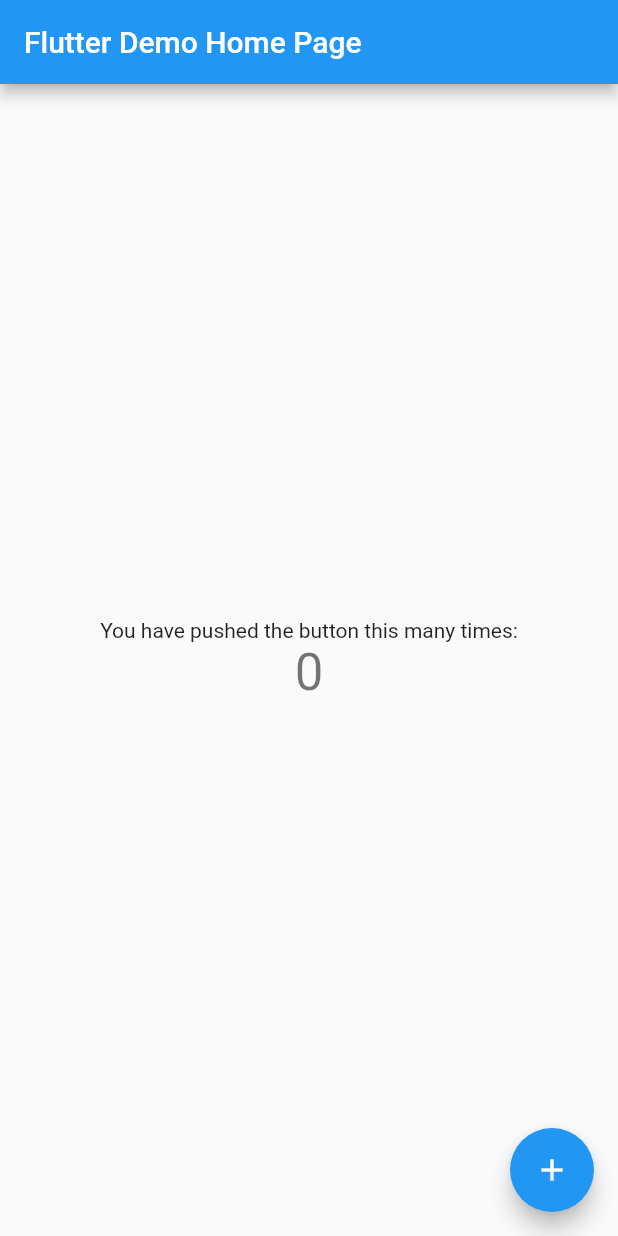
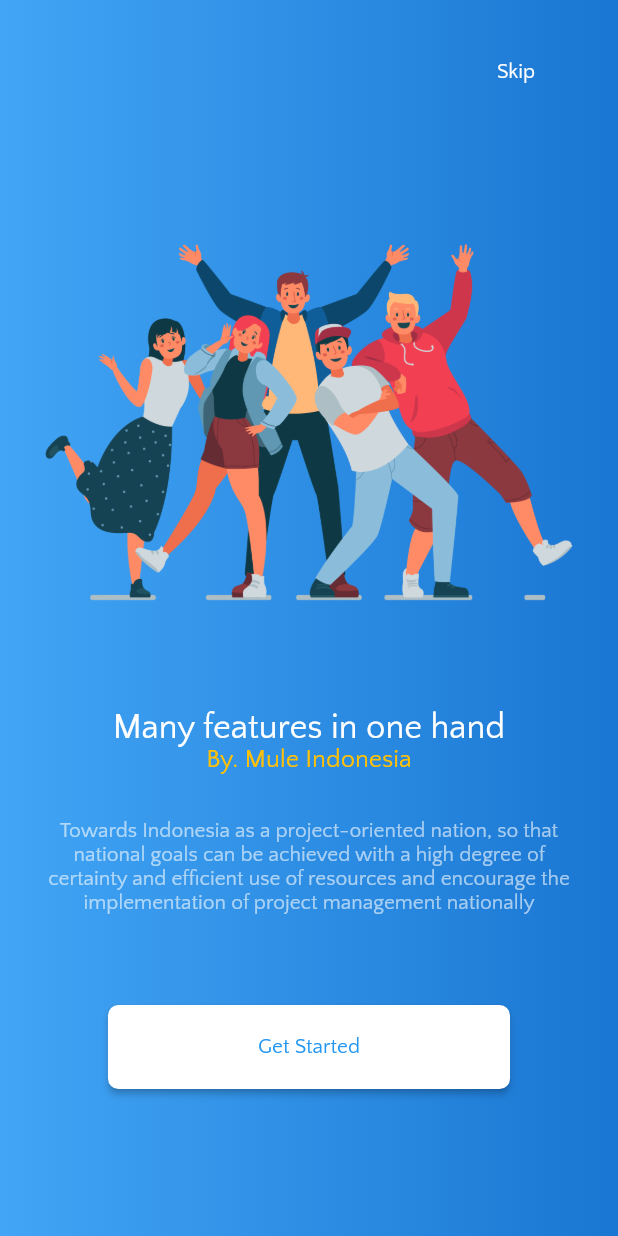
Before and after one commit to mahendra022/application_absen, a Flutter app: the screen it shows after launch, on a phone screen of 412 x 824 dp. Run offline on Flutter 3.47's test engine with Material 2 defaults, Android fonts, the light colour scheme and no system bars; Roboto replaces fonts that are missing (Quattro, Raleway).

Commit message:
Make splash Screen and routeting

```diff
--- /dev/null
+++ b/lib/home.dart
@@ -0,0 +1,13 @@
+import 'package:flutter/material.dart';
+
+class Home extends StatefulWidget {
+  @override
+  _HomeState createState() => _HomeState();
+}
+
+class _HomeState extends State<Home> {
+  @override
+  Widget build(BuildContext context) {
+    return Scaffold();
+  }
+}
--- a/lib/main.dart
+++ b/lib/main.dart
@@ -1,3 +1,5 @@
+import 'package:absen/home.dart';
+import 'package:absen/screen/splash_screen.dart';
 import 'package:flutter/material.dart';
 
 void main() {
@@ -5,109 +7,14 @@
 }
 
 class MyApp extends StatelessWidget {
-  // This widget is the root of your application.
   @override
   Widget build(BuildContext context) {
     return MaterialApp(
-      title: 'Flutter Demo',
-      theme: ThemeData(
-        // This is the theme of your application.
-        //
-        // Try running your application with "flutter run". You'll see the
-        // application has a blue toolbar. Then, without quitting the app, try
-        // changing the primarySwatch below to Colors.green and then invoke
-        // "hot reload" (press "r" in the console where you ran "flutter run",
-        // or simply save your changes to "hot reload" in a Flutter IDE).
-        // Notice that the counter didn't reset back to zero; the application
-        // is not restarted.
-        primarySwatch: Colors.blue,
-      ),
-      home: MyHomePage(title: 'Flutter Demo Home Page'),
+      theme: ThemeData(fontFamily: 'Raleway'),
+      routes: {
+        '/': (context) => SplashScreen(),
+        '/home': (context) => Home(),
+      },
     );
   }
 }
-
-class MyHomePage extends StatefulWidget {
-  MyHomePage({Key key, this.title}) : super(key: key);
-
-  // This widget is the home page of your application. It is stateful, meaning
-  // that it has a State object (defined below) that contains fields that affect
-  // how it looks.
-
-  // This class is the configuration for the state. It holds the values (in this
-  // case the title) provided by the parent (in this case the App widget) and
-  // used by the build method of the State. Fields in a Widget subclass are
-  // always marked "final".
-
-  final String title;
-
-  @override
-  _MyHomePageState createState() => _MyHomePageState();
-}
-
-class _MyHomePageState extends State<MyHomePage> {
-  int _counter = 0;
-
-  void _incrementCounter() {
-    setState(() {
-      // This call to setState tells the Flutter framework that something has
-      // changed in this State, which causes it to rerun the build method below
-      // so that the display can reflect the updated values. If we changed
-      // _counter without calling setState(), then the build method would not be
-      // called again, and so nothing would appear to happen.
-      _counter++;
-    });
-  }
-
-  @override
-  Widget build(BuildContext context) {
-    // This method is rerun every time setState is called, for instance as done
-    // by the _incrementCounter method above.
-    //
-    // The Flutter framework has been optimized to make rerunning build methods
-    // fast, so that you can just rebuild anything that needs updating rather
-    // than having to individually change instances of widgets.
-    return Scaffold(
-      appBar: AppBar(
-        // Here we take the value from the MyHomePage object that was created by
-        // the App.build method, and use it to set our appbar title.
-        title: Text(widget.title),
-      ),
-      body: Center(
-        // Center is a layout widget. It takes a single child and positions it
-        // in the middle of the parent.
-        child: Column(
-          // Column is also a layout widget. It takes a list of children and
-          // arranges them vertically. By default, it sizes itself to fit its
-          // children horizontally, and tries to be as tall as its parent.
-          //
-          // Invoke "debug painting" (press "p" in the console, choose the
-          // "Toggle Debug Paint" action from the Flutter Inspector in Android
-          // Studio, or the "Toggle Debug Paint" command in Visual Studio Code)
-          // to see the wireframe for each widget.
-          //
-          // Column has various properties to control how it sizes itself and
-          // how it positions its children. Here we use mainAxisAlignment to
-          // center the children vertically; the main axis here is the vertical
-          // axis because Columns are vertical (the cross axis would be
-          // horizontal).
-          mainAxisAlignment: MainAxisAlignment.center,
-          children: <Widget>[
-            Text(
-              'You have pushed the button this many times:',
-            ),
-            Text(
-              '$_counter',
-              style: Theme.of(context).textTheme.headline4,
-            ),
-          ],
-        ),
-      ),
-      floatingActionButton: FloatingActionButton(
-        onPressed: _incrementCounter,
-        tooltip: 'Increment',
-        child: Icon(Icons.add),
-      ), // This trailing comma makes auto-formatting nicer for build methods.
-    );
-  }
-}
--- /dev/null
+++ b/lib/screen/splash_screen.dart
@@ -0,0 +1,119 @@
+import 'package:absen/home.dart';
+import 'package:flutter/material.dart';
+
+class SplashScreen extends StatefulWidget {
+  @override
+  _SplashScreenState createState() => _SplashScreenState();
+}
+
+class _SplashScreenState extends State<SplashScreen> {
+  @override
+  Widget build(BuildContext context) {
+    return Scaffold(
+      backgroundColor: Colors.blue[400],
+      body: Container(
+          decoration: BoxDecoration(
+              gradient: LinearGradient(
+                  begin: Alignment.topRight,
+                  end: Alignment.topLeft,
+                  colors: [
+                Colors.blue[700],
+                Colors.blue[400],
+              ])),
+          child: Column(
+            children: <Widget>[
+              Container(
+                  alignment: Alignment.topRight,
+                  padding: EdgeInsets.all(24.0),
+                  child: FlatButton(
+                    // make button trasparant
+                    color: Colors.transparent,
+                    splashColor: Colors.transparent,
+                    hoverColor: Colors.transparent,
+                    onPressed: () {
+                      Navigator.push(
+                        context,
+                        MaterialPageRoute(builder: (context) => Home()),
+                      );
+                    },
+                    child: Text(
+                      "Skip",
+                      style: TextStyle(color: Colors.white),
+                    ),
+                  )),
+              Container(
+                margin: const EdgeInsets.only(left: 20.0, right: 20, top: 34.0),
+                constraints: BoxConstraints.expand(height: 300.0),
+                width: MediaQuery.of(context).size.width * 0.65,
+                decoration: BoxDecoration(
+                    image: DecorationImage(
+                        image: AssetImage('assets/img/photo-1.png'),
+                        fit: BoxFit.cover)),
+              ),
+              Container(
+                padding: EdgeInsets.only(top: 42.0, right: 30, left: 30),
+                child: Column(
+                  children: [
+                    Center(
+                      child: Text(
+                        "Many features in one hand",
+                        textAlign: TextAlign.center,
+                        style: TextStyle(
+                          color: Colors.white,
+                          fontSize: 23.0,
+                          fontFamily: 'Quattro',
+                        ),
+                      ),
+                    ),
+                    Center(
+                      child: Text(
+                        "By. Mule Indonesia",
+                        textAlign: TextAlign.center,
+                        style: TextStyle(
+                          color: Colors.amber,
+                          fontSize: 17.0,
+                          fontFamily: 'Roboto',
+                        ),
+                      ),
+                    ),
+                    Padding(
+                        padding: EdgeInsets.only(top: 30, right: 20, left: 20)),
+                    Center(
+                      child: Text(
+                        "Towards Indonesia as a project-oriented nation, so that national goals can be achieved with a high degree of certainty and efficient use of resources and encourage the implementation of project management nationally",
+                        textAlign: TextAlign.center,
+                        style: TextStyle(
+                          color: Colors.white60,
+                          fontSize: 14.0,
+                          fontFamily: 'Quattro',
+                        ),
+                      ),
+                    ),
+                  ],
+                ),
+              ),
+              Container(
+                margin: EdgeInsets.only(top: 40.0),
+                padding: EdgeInsets.only(top: 20.0, bottom: 20.0),
+                child: RaisedButton(
+                  shape: RoundedRectangleBorder(
+                      borderRadius: BorderRadius.circular(7.0)),
+                  padding: EdgeInsets.only(
+                      top: 20.0, bottom: 20.0, left: 100.0, right: 100.0),
+                  child: Text(
+                    "Get Started",
+                    style: TextStyle(
+                      fontSize: 14,
+                      fontFamily: "Raleway",
+                    ),
+                  ),
+                  onPressed: () {},
+                  color: Colors.white,
+                  textColor: Colors.blue,
+                ),
+              )
+            ],
+          )),
+    );
+  }
+}
```
Also changed, not shown: pubspec.yaml (+7 -32 lines), assets/font/Quattro.ttf (added), assets/font/Raleway.ttf (added), assets/img/photo-1.png (added).
